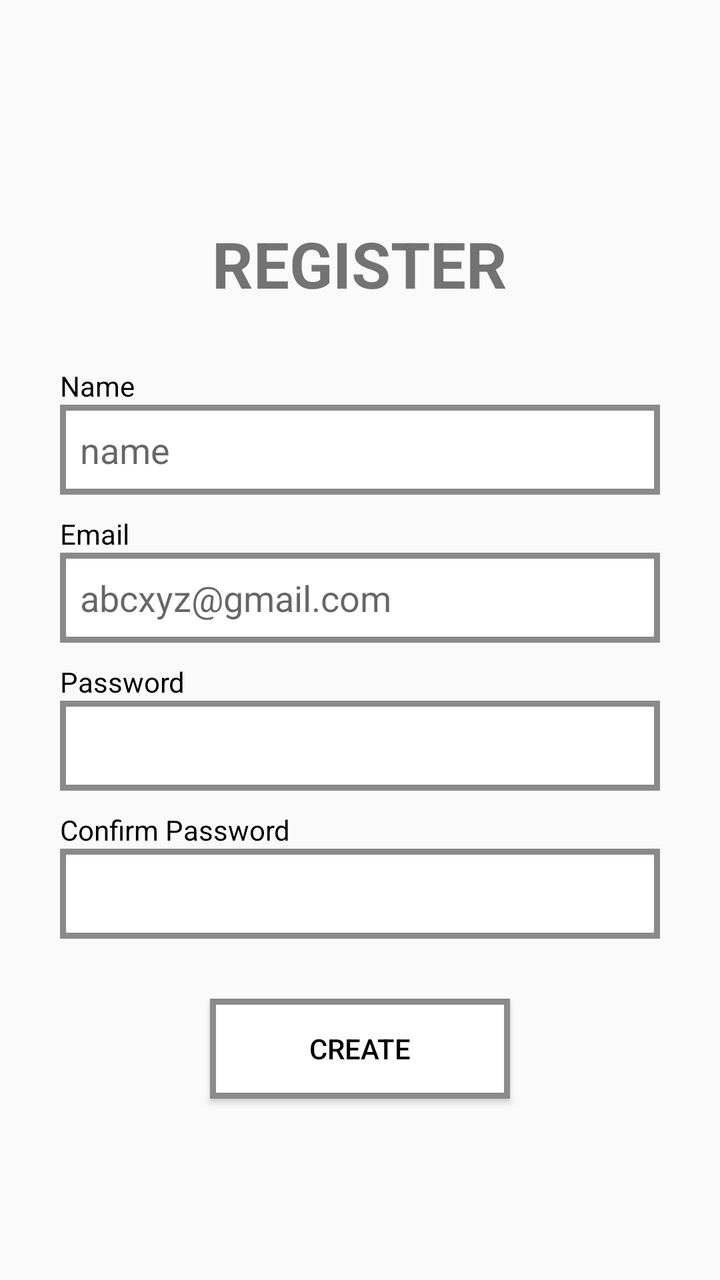
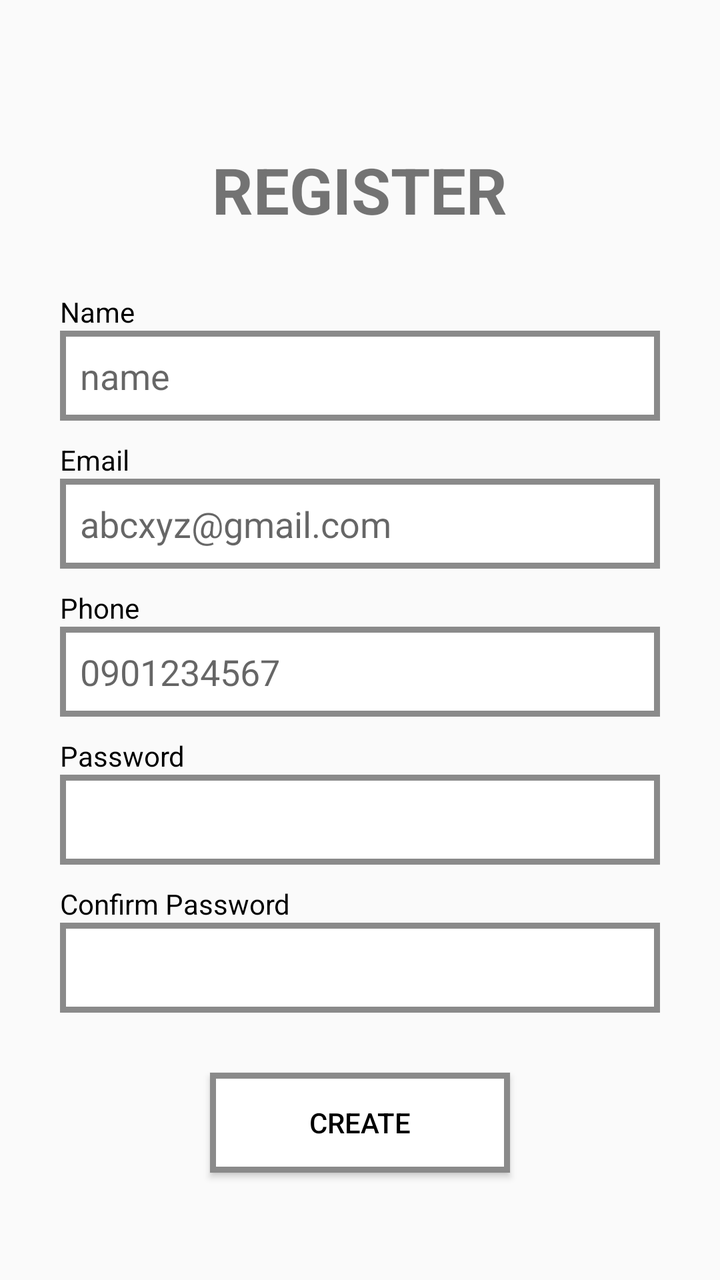

Two renders of the same Android screen: before a commit and after it. Below are the layout's source before the change and the commit's diff.
<!-- AndroidManifest.xml: application theme Theme.AppCompat.DayNight -->
<!-- res/layout/activity_register.xml -->
<?xml version="1.0" encoding="utf-8"?>
<LinearLayout xmlns:android="http://schemas.android.com/apk/res/android"
    android:layout_width="match_parent"
    android:layout_height="match_parent"
    android:orientation="vertical"
    android:padding="30dp"
    android:gravity="center"> <TextView
    android:layout_width="wrap_content"
    android:layout_height="wrap_content"
    android:text="REGISTER"
    android:textSize="32sp"
    android:textStyle="bold"
    android:layout_marginTop="20dp"
    android:layout_marginBottom="30dp" />

    <TextView
        android:layout_width="match_parent"
        android:layout_height="wrap_content"
        android:text="Name"
        android:textColor="#000000"/>

    <EditText
        android:id="@+id/edt_reg_name"
        android:layout_width="match_parent"
        android:layout_height="45dp"
        android:padding="10dp"
        android:background="@drawable/border_rect"
        android:layout_marginBottom="10dp"
        android:hint="name"/>

    <TextView
        android:layout_width="match_parent"
        android:layout_height="wrap_content"
        android:text="Email"
        android:textColor="#000000"/>

    <EditText
        android:id="@+id/edt_reg_email"
        android:layout_width="match_parent"
        android:layout_height="45dp"
        android:padding="10dp"
        android:background="@drawable/border_rect"
        android:layout_marginBottom="10dp"
        android:hint="abcxyz@gmail.com"/>

    <TextView
        android:layout_width="match_parent"
        android:layout_height="wrap_content"
        android:text="Password"
        android:textColor="#000000"/>

    <EditText
        android:id="@+id/edt_reg_password"
        android:layout_width="match_parent"
        android:layout_height="45dp"
        android:padding="10dp"
        android:inputType="textPassword"
        android:background="@drawable/border_rect"
        android:layout_marginBottom="10dp" />

    <TextView
        android:layout_width="match_parent"
        android:layout_height="wrap_content"
        android:text="Confirm Password"
        android:textColor="#000000"/>

    <EditText
        android:id="@+id/edt_reg_confirm_password"
        android:layout_width="match_parent"
        android:layout_height="45dp"
        android:padding="10dp"
        android:inputType="textPassword"
        android:background="@drawable/border_rect"
        android:layout_marginBottom="30dp" />

    <androidx.appcompat.widget.AppCompatButton
        android:id="@+id/btn_create"
        android:layout_width="150dp"
        android:layout_height="50dp"
        android:text="CREATE"
        android:background="@drawable/border_rect"
        android:textColor="#000000"
        android:textAllCaps="false"/>
</LinearLayout>
<!-- resources referenced by this layout -->
<resources>
  <!-- drawable border_rect (drawable) -->
  <?xml version="1.0" encoding="utf-8"?>
  <shape xmlns:android="http://schemas.android.com/apk/res/android">
      <solid android:color="#FFFFFF" /> <stroke
      android:width="3dp"
      android:color="#8A8A8A" /> <padding
      android:left="10dp"
      android:top="8dp"
      android:right="10dp"
      android:bottom="8dp" />
      <corners android:radius="0dp" /> </shape>
</resources>

<!-- the commit's change to res/layout/activity_register.xml (unified diff, before → after) -->
@@ -41,7 +41,24 @@
         android:padding="10dp"
         android:background="@drawable/border_rect"
         android:layout_marginBottom="10dp"
-        android:hint="abcxyz@gmail.com"/>
+        android:hint="abcxyz@gmail.com"
+        android:inputType="textEmailAddress"/>
+
+    <TextView
+        android:layout_width="match_parent"
+        android:layout_height="wrap_content"
+        android:text="Phone"
+        android:textColor="#000000"/>
+
+    <EditText
+        android:id="@+id/edt_reg_phone"
+        android:layout_width="match_parent"
+        android:layout_height="45dp"
+        android:padding="10dp"
+        android:background="@drawable/border_rect"
+        android:layout_marginBottom="10dp"
+        android:hint="0901234567"
+        android:inputType="phone"/>
 
     <TextView
         android:layout_width="match_parent"
